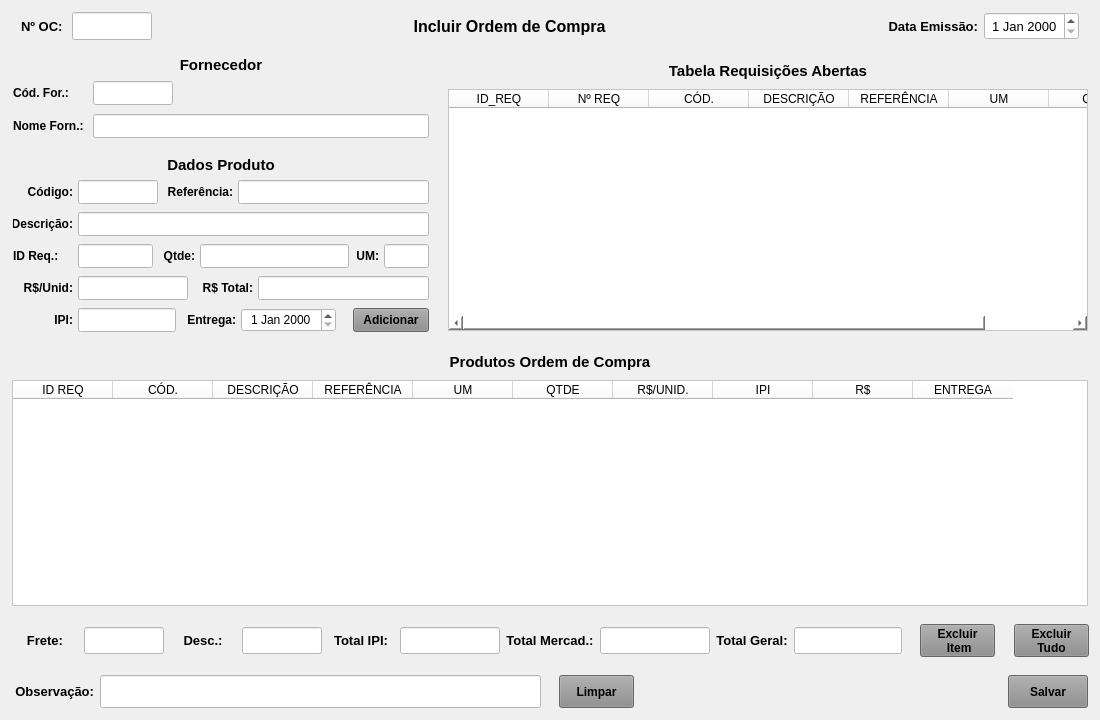
First picture: the form in forms/tela_oc_incluir.ui, repository Azevedo84/erp_suzuki, before the edit.
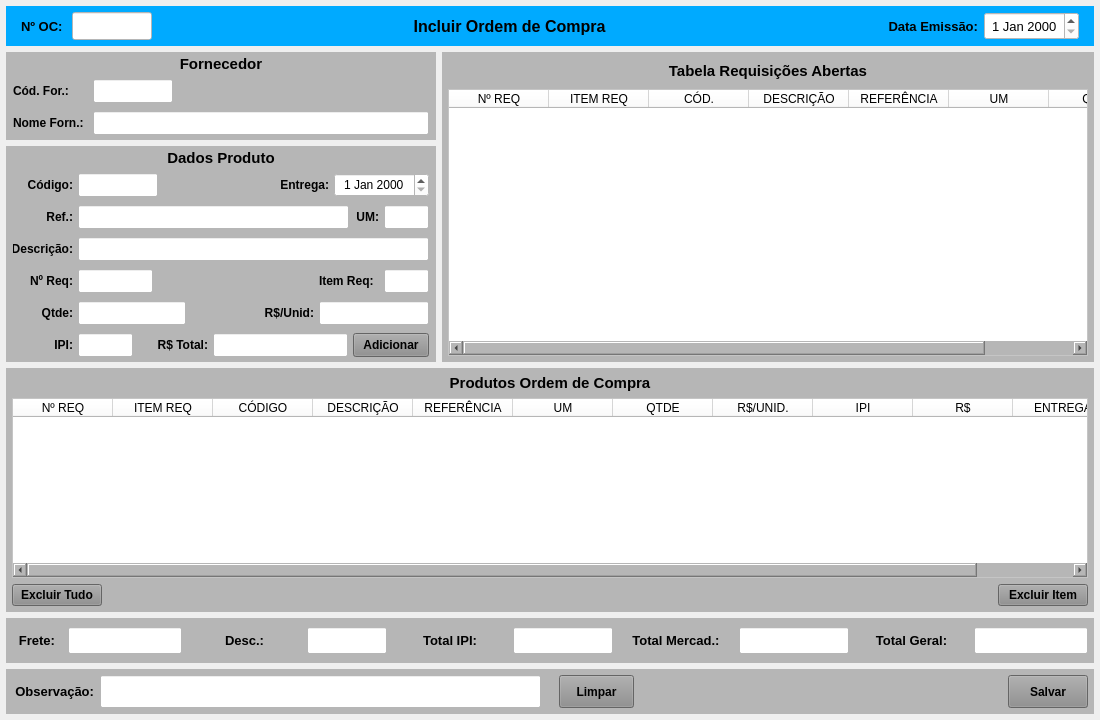
Second picture: the form after the edit.

Patch:
```diff
--- a/forms/tela_oc_incluir.ui
+++ b/forms/tela_oc_incluir.ui
@@ -57,7 +57,7 @@
        </size>
       </property>
       <property name="styleSheet">
-       <string notr="true"/>
+       <string notr="true">background-color: rgb(0, 170, 255);</string>
       </property>
       <layout class="QHBoxLayout" name="horizontalLayout_3">
        <property name="spacing">
@@ -218,13 +218,13 @@
       <property name="minimumSize">
        <size>
         <width>0</width>
-        <height>285</height>
+        <height>310</height>
        </size>
       </property>
       <property name="maximumSize">
        <size>
         <width>16777215</width>
-        <height>285</height>
+        <height>310</height>
        </size>
       </property>
       <property name="styleSheet">
@@ -294,7 +294,7 @@
              </size>
             </property>
             <property name="styleSheet">
-             <string notr="true"/>
+             <string notr="true">background-color: rgb(182, 182, 182);</string>
             </property>
             <layout class="QVBoxLayout" name="verticalLayout_4">
              <property name="spacing">
@@ -548,7 +548,7 @@
              </size>
             </property>
             <property name="styleSheet">
-             <string notr="true"/>
+             <string notr="true">background-color: rgb(182, 182, 182);</string>
             </property>
             <layout class="QVBoxLayout" name="verticalLayout_5">
              <property name="spacing">
@@ -691,10 +691,23 @@
                  </widget>
                 </item>
                 <item>
-                 <widget class="QLabel" name="label_55">
+                 <widget class="QLabel" name="label_14">
+                  <property name="text">
+                   <string/>
+                  </property>
+                 </widget>
+                </item>
+                <item>
+                 <widget class="QLabel" name="label_15">
+                  <property name="minimumSize">
+                   <size>
+                    <width>55</width>
+                    <height>0</height>
+                   </size>
+                  </property>
                   <property name="maximumSize">
                    <size>
-                    <width>70</width>
+                    <width>16777215</width>
                     <height>16777215</height>
                    </size>
                   </property>
@@ -706,7 +719,105 @@
                    </font>
                   </property>
                   <property name="text">
-                   <string>Referência:</string>
+                   <string>Entrega:</string>
+                  </property>
+                  <property name="alignment">
+                   <set>Qt::AlignRight|Qt::AlignTrailing|Qt::AlignVCenter</set>
+                  </property>
+                 </widget>
+                </item>
+                <item>
+                 <widget class="QDateEdit" name="date_Entrega">
+                  <property name="sizePolicy">
+                   <sizepolicy hsizetype="Preferred" vsizetype="Preferred">
+                    <horstretch>0</horstretch>
+                    <verstretch>0</verstretch>
+                   </sizepolicy>
+                  </property>
+                  <property name="minimumSize">
+                   <size>
+                    <width>95</width>
+                    <height>0</height>
+                   </size>
+                  </property>
+                  <property name="maximumSize">
+                   <size>
+                    <width>95</width>
+                    <height>16777215</height>
+                   </size>
+                  </property>
+                  <property name="font">
+                   <font>
+                    <pointsize>9</pointsize>
+                   </font>
+                  </property>
+                  <property name="styleSheet">
+                   <string notr="true">background-color: rgb(255, 255, 255);</string>
+                  </property>
+                  <property name="alignment">
+                   <set>Qt::AlignCenter</set>
+                  </property>
+                 </widget>
+                </item>
+               </layout>
+              </widget>
+             </item>
+             <item>
+              <widget class="QWidget" name="widget_21" native="true">
+               <property name="minimumSize">
+                <size>
+                 <width>0</width>
+                 <height>30</height>
+                </size>
+               </property>
+               <property name="maximumSize">
+                <size>
+                 <width>16777215</width>
+                 <height>30</height>
+                </size>
+               </property>
+               <property name="styleSheet">
+                <string notr="true"/>
+               </property>
+               <layout class="QHBoxLayout" name="horizontalLayout_24">
+                <property name="spacing">
+                 <number>5</number>
+                </property>
+                <property name="leftMargin">
+                 <number>5</number>
+                </property>
+                <property name="topMargin">
+                 <number>3</number>
+                </property>
+                <property name="rightMargin">
+                 <number>5</number>
+                </property>
+                <property name="bottomMargin">
+                 <number>3</number>
+                </property>
+                <item>
+                 <widget class="QLabel" name="label_63">
+                  <property name="minimumSize">
+                   <size>
+                    <width>60</width>
+                    <height>0</height>
+                   </size>
+                  </property>
+                  <property name="maximumSize">
+                   <size>
+                    <width>60</width>
+                    <height>16777215</height>
+                   </size>
+                  </property>
+                  <property name="font">
+                   <font>
+                    <pointsize>9</pointsize>
+                    <weight>75</weight>
+                    <bold>true</bold>
+                   </font>
+                  </property>
+                  <property name="text">
+                   <string>Ref.:</string>
                   </property>
                   <property name="alignment">
                    <set>Qt::AlignRight|Qt::AlignTrailing|Qt::AlignVCenter</set>
@@ -764,6 +875,62 @@
                   </property>
                  </widget>
                 </item>
+                <item>
+                 <widget class="QLabel" name="label_30">
+                  <property name="maximumSize">
+                   <size>
+                    <width>25</width>
+                    <height>16777215</height>
+                   </size>
+                  </property>
+                  <property name="font">
+                   <font>
+                    <pointsize>9</pointsize>
+                    <weight>75</weight>
+                    <bold>true</bold>
+                   </font>
+                  </property>
+                  <property name="text">
+                   <string>UM:</string>
+                  </property>
+                  <property name="alignment">
+                   <set>Qt::AlignRight|Qt::AlignTrailing|Qt::AlignVCenter</set>
+                  </property>
+                 </widget>
+                </item>
+                <item>
+                 <widget class="QLineEdit" name="line_UM">
+                  <property name="sizePolicy">
+                   <sizepolicy hsizetype="Preferred" vsizetype="Preferred">
+                    <horstretch>0</horstretch>
+                    <verstretch>0</verstretch>
+                   </sizepolicy>
+                  </property>
+                  <property name="minimumSize">
+                   <size>
+                    <width>45</width>
+                    <height>0</height>
+                   </size>
+                  </property>
+                  <property name="maximumSize">
+                   <size>
+                    <width>45</width>
+                    <height>16777215</height>
+                   </size>
+                  </property>
+                  <property name="font">
+                   <font>
+                    <pointsize>9</pointsize>
+                   </font>
+                  </property>
+                  <property name="styleSheet">
+                   <string notr="true">background-color: rgb(255, 255, 255);</string>
+                  </property>
+                  <property name="alignment">
+                   <set>Qt::AlignCenter</set>
+                  </property>
+                 </widget>
+                </item>
                </layout>
               </widget>
              </item>
@@ -920,8 +1087,11 @@
                    </font>
                   </property>
                   <property name="text">
-                   <string>ID Req.:</string>
+                   <string>Nº Req:</string>
                   </property>
+                  <property name="alignment">
+                   <set>Qt::AlignRight|Qt::AlignTrailing|Qt::AlignVCenter</set>
+                  </property>
                  </widget>
                 </item>
                 <item>
@@ -952,22 +1122,124 @@
                   <property name="styleSheet">
                    <string notr="true">background-color: rgb(255, 255, 255);</string>
                   </property>
+                  <property name="text">
+                   <string/>
+                  </property>
                   <property name="alignment">
                    <set>Qt::AlignCenter</set>
                   </property>
                  </widget>
                 </item>
                 <item>
-                 <widget class="QLabel" name="label_37">
+                 <widget class="QLabel" name="label_17">
+                  <property name="text">
+                   <string/>
+                  </property>
+                 </widget>
+                </item>
+                <item>
+                 <widget class="QLabel" name="label_26">
                   <property name="minimumSize">
                    <size>
-                    <width>37</width>
+                    <width>60</width>
                     <height>0</height>
                    </size>
                   </property>
                   <property name="maximumSize">
                    <size>
-                    <width>37</width>
+                    <width>60</width>
+                    <height>16777215</height>
+                   </size>
+                  </property>
+                  <property name="font">
+                   <font>
+                    <pointsize>9</pointsize>
+                    <weight>75</weight>
+                    <bold>true</bold>
+                   </font>
+                  </property>
+                  <property name="text">
+                   <string>Item Req:</string>
+                  </property>
+                 </widget>
+                </item>
+                <item>
+                 <widget class="QLineEdit" name="line_Item_Req">
+                  <property name="sizePolicy">
+                   <sizepolicy hsizetype="Preferred" vsizetype="Preferred">
+                    <horstretch>0</horstretch>
+                    <verstretch>0</verstretch>
+                   </sizepolicy>
+                  </property>
+                  <property name="minimumSize">
+                   <size>
+                    <width>45</width>
+                    <height>0</height>
+                   </size>
+                  </property>
+                  <property name="maximumSize">
+                   <size>
+                    <width>45</width>
+                    <height>16777215</height>
+                   </size>
+                  </property>
+                  <property name="font">
+                   <font>
+                    <pointsize>9</pointsize>
+                   </font>
+                  </property>
+                  <property name="styleSheet">
+                   <string notr="true">background-color: rgb(255, 255, 255);</string>
+                  </property>
+                  <property name="alignment">
+                   <set>Qt::AlignCenter</set>
+                  </property>
+                 </widget>
+                </item>
+               </layout>
+              </widget>
+             </item>
+             <item>
+              <widget class="QWidget" name="widget_30" native="true">
+               <property name="minimumSize">
+                <size>
+                 <width>0</width>
+                 <height>30</height>
+                </size>
+               </property>
+               <property name="maximumSize">
+                <size>
+                 <width>16777215</width>
+                 <height>30</height>
+                </size>
+               </property>
+               <layout class="QHBoxLayout" name="horizontalLayout_28">
+                <property name="spacing">
+                 <number>5</number>
+                </property>
+                <property name="leftMargin">
+                 <number>5</number>
+                </property>
+                <property name="topMargin">
+                 <number>3</number>
+                </property>
+                <property name="rightMargin">
+                 <number>5</number>
+                </property>
+                <property name="bottomMargin">
+                 <number>3</number>
+                </property>
+                <item>
+                 <widget class="QLabel" name="label_41">
+                  <property name="minimumSize">
+                   <size>
+                    <width>60</width>
+                    <height>0</height>
+                   </size>
+                  </property>
+                  <property name="maximumSize">
+                   <size>
+                    <width>60</width>
                     <height>16777215</height>
                    </size>
                   </property>
@@ -1035,96 +1307,14 @@
                  </widget>
                 </item>
                 <item>
-                 <widget class="QLabel" name="label_27">
-                  <property name="maximumSize">
-                   <size>
-                    <width>25</width>
-                    <height>16777215</height>
-                   </size>
-                  </property>
-                  <property name="font">
-                   <font>
-                    <pointsize>9</pointsize>
-                    <weight>75</weight>
-                    <bold>true</bold>
-                   </font>
-                  </property>
+                 <widget class="QLabel" name="label_32">
                   <property name="text">
-                   <string>UM:</string>
+                   <string/>
                   </property>
-                  <property name="alignment">
-                   <set>Qt::AlignRight|Qt::AlignTrailing|Qt::AlignVCenter</set>
-                  </property>
                  </widget>
                 </item>
                 <item>
-                 <widget class="QLineEdit" name="line_UM">
-                  <property name="sizePolicy">
-                   <sizepolicy hsizetype="Preferred" vsizetype="Preferred">
-                    <horstretch>0</horstretch>
-                    <verstretch>0</verstretch>
-                   </sizepolicy>
-                  </property>
-                  <property name="minimumSize">
-                   <size>
-                    <width>45</width>
-                    <height>0</height>
-                   </size>
-                  </property>
-                  <property name="maximumSize">
-                   <size>
-                    <width>45</width>
-                    <height>16777215</height>
-                   </size>
-                  </property>
-                  <property name="font">
-                   <font>
-                    <pointsize>9</pointsize>
-                   </font>
-                  </property>
-                  <property name="styleSheet">
-                   <string notr="true">background-color: rgb(255, 255, 255);</string>
-                  </property>
-                  <property name="alignment">
-                   <set>Qt::AlignCenter</set>
-                  </property>
-                 </widget>
-                </item>
-               </layout>
-              </widget>
-             </item>
-             <item>
-              <widget class="QWidget" name="widget_17" native="true">
-               <property name="minimumSize">
-                <size>
-                 <width>0</width>
-                 <height>30</height>
-                </size>
-               </property>
-               <property name="maximumSize">
-                <size>
-                 <width>16777215</width>
-                 <height>30</height>
-                </size>
-               </property>
-               <layout class="QHBoxLayout" name="horizontalLayout_9">
-                <property name="spacing">
-                 <number>5</number>
-                </property>
-                <property name="leftMargin">
-                 <number>5</number>
-                </property>
-                <property name="topMargin">
-                 <number>3</number>
-                </property>
-                <property name="rightMargin">
-                 <number>5</number>
-                </property>
-                <property name="bottomMargin">
-                 <number>3</number>
-                </property>
-                <item>
-                 <widget class="QLabel" name="label_39">
+                 <widget class="QLabel" name="label_42">
                   <property name="minimumSize">
                    <size>
                     <width>60</width>
@@ -1199,69 +1389,7 @@
                    <enum>QLineEdit::Normal</enum>
                   </property>
                   <property name="alignment">
-                   <set>Qt::AlignRight|Qt::AlignTrailing|Qt::AlignVCenter</set>
-                  </property>
-                 </widget>
-                </item>
-                <item>
-                 <widget class="QLabel" name="label_44">
-                  <property name="minimumSize">
-                   <size>
-                    <width>60</width>
-                    <height>0</height>
-                   </size>
-                  </property>
-                  <property name="maximumSize">
-                   <size>
-                    <width>60</width>
-                    <height>16777215</height>
-                   </size>
-                  </property>
-                  <property name="font">
-                   <font>
-                    <pointsize>9</pointsize>
-                    <weight>75</weight>
-                    <bold>true</bold>
-                   </font>
-                  </property>
-                  <property name="text">
-                   <string>R$ Total:</string>
-                  </property>
-                  <property name="alignment">
-                   <set>Qt::AlignRight|Qt::AlignTrailing|Qt::AlignVCenter</set>
-                  </property>
-                 </widget>
-                </item>
-                <item>
-                 <widget class="QLineEdit" name="line_ValorTotal">
-                  <property name="sizePolicy">
-                   <sizepolicy hsizetype="Preferred" vsizetype="Preferred">
-                    <horstretch>0</horstretch>
-                    <verstretch>0</verstretch>
-                   </sizepolicy>
-                  </property>
-                  <property name="minimumSize">
-                   <size>
-                    <width>0</width>
-                    <height>0</height>
-                   </size>
-                  </property>
-                  <property name="maximumSize">
-                   <size>
-                    <width>16777215</width>
-                    <height>16777215</height>
-                   </size>
-                  </property>
-                  <property name="font">
-                   <font>
-                    <pointsize>9</pointsize>
-                   </font>
-                  </property>
-                  <property name="styleSheet">
-                   <string notr="true">background-color: rgb(255, 255, 255);</string>
-                  </property>
-                  <property name="alignment">
-                   <set>Qt::AlignRight|Qt::AlignTrailing|Qt::AlignVCenter</set>
+                   <set>Qt::AlignCenter</set>
                   </property>
                  </widget>
                 </item>
@@ -1338,22 +1466,37 @@
                     <verstretch>0</verstretch>
                    </sizepolicy>
                   </property>
+                  <property name="minimumSize">
+                   <size>
+                    <width>55</width>
+                    <height>0</height>
+                   </size>
+                  </property>
+                  <property name="maximumSize">
+                   <size>
+                    <width>55</width>
+                    <height>16777215</height>
+                   </size>
+                  </property>
                   <property name="styleSheet">
                    <string notr="true">background-color: rgb(255, 255, 255);</string>
                   </property>
+                  <property name="alignment">
+                   <set>Qt::AlignCenter</set>
+                  </property>
                  </widget>
                 </item>
                 <item>
                  <widget class="QLabel" name="label">
                   <property name="minimumSize">
                    <size>
-                    <width>55</width>
+                    <width>70</width>
                     <height>0</height>
                    </size>
                   </property>
                   <property name="maximumSize">
                    <size>
-                    <width>16777215</width>
+                    <width>70</width>
                     <height>16777215</height>
                    </size>
                   </property>
@@ -1365,7 +1508,7 @@
                    </font>
                   </property>
                   <property name="text">
-                   <string>Entrega:</string>
+                   <string>R$ Total:</string>
                   </property>
                   <property name="alignment">
                    <set>Qt::AlignRight|Qt::AlignTrailing|Qt::AlignVCenter</set>
@@ -1373,7 +1516,7 @@
                  </widget>
                 </item>
                 <item>
-                 <widget class="QDateEdit" name="date_Entrega">
+                 <widget class="QLineEdit" name="line_ValorTotal">
                   <property name="sizePolicy">
                    <sizepolicy hsizetype="Preferred" vsizetype="Preferred">
                     <horstretch>0</horstretch>
@@ -1382,13 +1525,13 @@
                   </property>
                   <property name="minimumSize">
                    <size>
-                    <width>95</width>
+                    <width>0</width>
                     <height>0</height>
                    </size>
                   </property>
                   <property name="maximumSize">
                    <size>
-                    <width>95</width>
+                    <width>16777215</width>
                     <height>16777215</height>
                    </size>
                   </property>
@@ -1405,13 +1548,6 @@
                   </property>
                  </widget>
                 </item>
-                <item>
-                 <widget class="QLabel" name="label_6">
-                  <property name="text">
-                   <string/>
-                  </property>
-                 </widget>
-                </item>
                 <item>
                  <widget class="QPushButton" name="btn_AdicionarProd">
                   <property name="sizePolicy">
@@ -1480,7 +1616,7 @@
        <item>
         <widget class="QWidget" name="widget_Cor5" native="true">
          <property name="styleSheet">
-          <string notr="true"/>
+          <string notr="true">background-color: rgb(182, 182, 182);</string>
          </property>
          <layout class="QVBoxLayout" name="verticalLayout_2">
           <property name="spacing">
@@ -1537,16 +1673,16 @@
             <property name="styleSheet">
              <string notr="true">background-color: rgb(255, 255, 255);</string>
             </property>
-            <column>
-             <property name="text">
-              <string>ID_REQ</string>
-             </property>
-            </column>
             <column>
              <property name="text">
               <string>Nº REQ</string>
              </property>
             </column>
+            <column>
+             <property name="text">
+              <string>ITEM REQ</string>
+             </property>
+            </column>
             <column>
              <property name="text">
               <string>CÓD.</string>
@@ -1589,9 +1725,9 @@
        </size>
       </property>
       <property name="styleSheet">
-       <string notr="true"/>
+       <string notr="true">background-color: rgb(182, 182, 182);</string>
       </property>
-      <layout class="QVBoxLayout" name="verticalLayout_6" stretch="0,0">
+      <layout class="QVBoxLayout" name="verticalLayout_6" stretch="0,0,0">
        <property name="spacing">
         <number>6</number>
        </property>
@@ -1643,12 +1779,17 @@
          </property>
          <column>
           <property name="text">
-           <string>ID REQ</string>
+           <string>Nº REQ</string>
           </property>
          </column>
          <column>
           <property name="text">
-           <string>CÓD.</string>
+           <string>ITEM REQ</string>
+          </property>
+         </column>
+         <column>
+          <property name="text">
+           <string>CÓDIGO</string>
           </property>
          </column>
          <column>
@@ -1693,6 +1834,143 @@
          </column>
         </widget>
        </item>
+       <item>
+        <widget class="QWidget" name="widget" native="true">
+         <layout class="QHBoxLayout" name="horizontalLayout_8">
+          <property name="leftMargin">
+           <number>0</number>
+          </property>
+          <property name="topMargin">
+           <number>0</number>
+          </property>
+          <property name="rightMargin">
+           <number>0</number>
+          </property>
+          <property name="bottomMargin">
+           <number>0</number>
+          </property>
+          <item>
+           <widget class="QPushButton" name="btn_ExcluirTudo">
+            <property name="sizePolicy">
+             <sizepolicy hsizetype="Fixed" vsizetype="Preferred">
+              <horstretch>0</horstretch>
+              <verstretch>0</verstretch>
+             </sizepolicy>
+            </property>
+            <property name="minimumSize">
+             <size>
+              <width>90</width>
+              <height>0</height>
+             </size>
+            </property>
+            <property name="maximumSize">
+             <size>
+              <width>90</width>
+              <height>16777215</height>
+             </size>
+            </property>
+            <property name="font">
+             <font>
+              <pointsize>9</pointsize>
+              <weight>75</weight>
+              <bold>true</bold>
+             </font>
+            </property>
+            <property name="cursor">
+             <cursorShape>PointingHandCursor</cursorShape>
+            </property>
+            <property name="layoutDirection">
+             <enum>Qt::LeftToRight</enum>
+            </property>
+            <property name="autoFillBackground">
+             <bool>false</bool>
+            </property>
+            <property name="styleSheet">
+             <string notr="true">background-color: rgb(141, 141, 141);</string>
+            </property>
+            <property name="text">
+             <string>Excluir Tudo</string>
+            </property>
+            <property name="checkable">
+             <bool>false</bool>
+            </property>
+            <property name="autoDefault">
+             <bool>false</bool>
+            </property>
+            <property name="default">
+             <bool>false</bool>
+            </property>
+            <property name="flat">
+             <bool>false</bool>
+            </property>
+           </widget>
+          </item>
+          <item>
+           <widget class="QLabel" name="label_33">
+            <property name="text">
+             <string/>
+            </property>
+           </widget>
+          </item>
+          <item>
+           <widget class="QPushButton" name="btn_ExcluirItem">
+            <property name="sizePolicy">
+             <sizepolicy hsizetype="Fixed" vsizetype="Preferred">
+              <horstretch>0</horstretch>
+              <verstretch>0</verstretch>
+             </sizepolicy>
+            </property>
+            <property name="minimumSize">
+             <size>
+              <width>90</width>
+              <height>0</height>
+             </size>
+            </property>
+            <property name="maximumSize">
+             <size>
+              <width>90</width>
+              <height>16777215</height>
+             </size>
+            </property>
+            <property name="font">
+             <font>
+              <pointsize>9</pointsize>
+              <weight>75</weight>
+              <bold>true</bold>
+             </font>
+            </property>
+            <property name="cursor">
+             <cursorShape>PointingHandCursor</cursorShape>
+            </property>
+            <property name="layoutDirection">
+             <enum>Qt::LeftToRight</enum>
+            </property>
+            <property name="autoFillBackground">
+             <bool>false</bool>
+            </property>
+            <property name="styleSheet">
+             <string notr="true">background-color: rgb(141, 141, 141);</string>
+            </property>
+            <property name="text">
+             <string>Excluir Item</string>
+            </property>
+            <property name="checkable">
+             <bool>false</bool>
+            </property>
+            <property name="autoDefault">
+             <bool>false</bool>
+            </property>
+            <property name="default">
+             <bool>false</bool>
+            </property>
+            <property name="flat">
+             <bool>false</bool>
+            </property>
+           </widget>
+          </item>
+         </layout>
+        </widget>
+       </item>
       </layout>
      </widget>
     </item>
@@ -1711,7 +1989,7 @@
        </size>
       </property>
       <property name="styleSheet">
-       <string notr="true"/>
+       <string notr="true">background-color: rgb(182, 182, 182);</string>
       </property>
       <layout class="QHBoxLayout" name="horizontalLayout_6">
        <property name="leftMargin">
@@ -1745,13 +2023,13 @@
            <widget class="QLabel" name="label_43">
             <property name="minimumSize">
              <size>
-              <width>0</width>
+              <width>50</width>
               <height>0</height>
              </size>
             </property>
             <property name="maximumSize">
              <size>
-              <width>16777215</width>
+              <width>50</width>
               <height>16777215</height>
              </size>
             </property>
@@ -1780,13 +2058,13 @@
             </property>
             <property name="minimumSize">
              <size>
-              <width>80</width>
+              <width>0</width>
               <height>0</height>
              </size>
             </property>
             <property name="maximumSize">
              <size>
-              <width>80</width>
+              <width>16777215</width>
               <height>16777215</height>
              </size>
             </property>
@@ -2058,145 +2336,6 @@
          </layout>
         </widget>
        </item>
-       <item>
-        <widget class="QWidget" name="widget_27" native="true">
-         <property name="minimumSize">
-          <size>
-           <width>180</width>
-           <height>0</height>
-          </size>
-         </property>
-         <property name="maximumSize">
-          <size>
-           <width>180</width>
-           <height>16777215</height>
-          </size>
-         </property>
-         <layout class="QHBoxLayout" name="horizontalLayout_20">
-          <property name="leftMargin">
-           <number>6</number>
-          </property>
-          <property name="topMargin">
-           <number>6</number>
-          </property>
-          <property name="rightMargin">
-           <number>6</number>
-          </property>
-          <property name="bottomMargin">
-           <number>6</number>
-          </property>
-          <item>
-           <widget class="QPushButton" name="btn_ExcluirItem">
-            <property name="sizePolicy">
-             <sizepolicy hsizetype="Fixed" vsizetype="Preferred">
-              <horstretch>0</horstretch>
-              <verstretch>0</verstretch>
-             </sizepolicy>
-            </property>
-            <property name="maximumSize">
-             <size>
-              <width>75</width>
-              <height>16777215</height>
-             </size>
-            </property>
-            <property name="font">
-             <font>
-              <pointsize>9</pointsize>
-              <weight>75</weight>
-              <bold>true</bold>
-             </font>
-            </property>
-            <property name="cursor">
-             <cursorShape>PointingHandCursor</cursorShape>
-            </property>
-            <property name="layoutDirection">
-             <enum>Qt::LeftToRight</enum>
-            </property>
-            <property name="autoFillBackground">
-             <bool>false</bool>
-            </property>
-            <property name="styleSheet">
-             <string notr="true">background-color: rgb(141, 141, 141);</string>
-            </property>
-            <property name="text">
-             <string>Excluir 
- Item</string>
-            </property>
-            <property name="checkable">
-             <bool>false</bool>
-            </property>
-            <property name="autoDefault">
-             <bool>false</bool>
-            </property>
-            <property name="default">
-             <bool>false</bool>
-            </property>
-            <property name="flat">
-             <bool>false</bool>
-            </property>
-           </widget>
-          </item>
-          <item>
-           <widget class="QLabel" name="label_51">
-            <property name="text">
-             <string/>
-            </property>
-           </widget>
-          </item>
-          <item>
-           <widget class="QPushButton" name="btn_ExcluirTudo">
-            <property name="sizePolicy">
-             <sizepolicy hsizetype="Fixed" vsizetype="Preferred">
-              <horstretch>0</horstretch>
-              <verstretch>0</verstretch>
-             </sizepolicy>
-            </property>
-            <property name="maximumSize">
-             <size>
-              <width>80</width>
-              <height>16777215</height>
-             </size>
-            </property>
-            <property name="font">
-             <font>
-              <pointsize>9</pointsize>
-              <weight>75</weight>
-              <bold>true</bold>
-             </font>
-            </property>
-            <property name="cursor">
-             <cursorShape>PointingHandCursor</cursorShape>
-            </property>
-            <property name="layoutDirection">
-             <enum>Qt::LeftToRight</enum>
-            </property>
-            <property name="autoFillBackground">
-             <bool>false</bool>
-            </property>
-            <property name="styleSheet">
-             <string notr="true">background-color: rgb(141, 141, 141);</string>
-            </property>
-            <property name="text">
-             <string>Excluir
-Tudo</string>
-            </property>
-            <property name="checkable">
-             <bool>false</bool>
-            </property>
-            <property name="autoDefault">
-             <bool>false</bool>
-            </property>
-            <property name="default">
-             <bool>false</bool>
-            </property>
-            <property name="flat">
-             <bool>false</bool>
-            </property>
-           </widget>
-          </item>
-         </layout>
-        </widget>
-       </item>
       </layout>
      </widget>
     </item>
@@ -2214,6 +2353,9 @@
         <height>45</height>
        </size>
       </property>
+      <property name="styleSheet">
+       <string notr="true">background-color: rgb(182, 182, 182);</string>
+      </property>
       <layout class="QHBoxLayout" name="horizontalLayout_11">
        <property name="leftMargin">
         <number>0</number>
```
Left out of the diff: 66 changed lines with no effect on the pictures.
